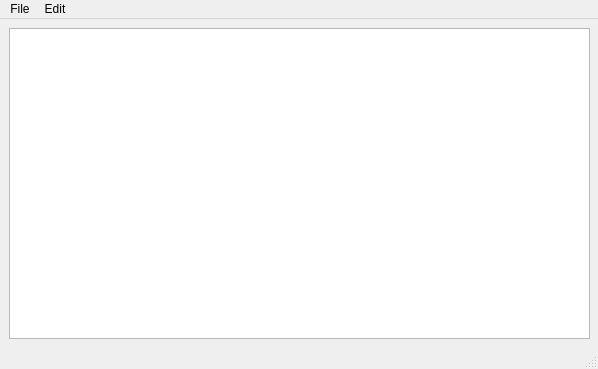
Old version of the form mainwindow.ui in the repository drudquist/Qt_TextEditor.
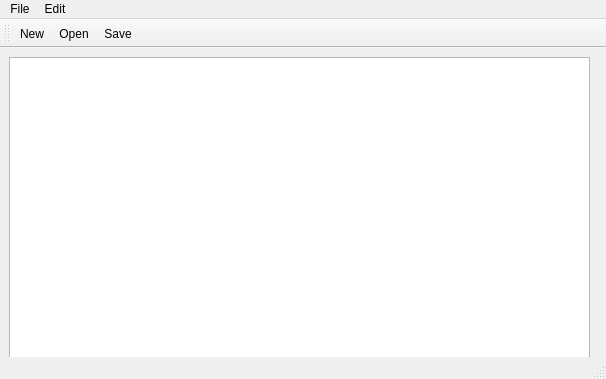
New version of the form. Icons and pictures are not drawn.

Commit message: Added slots for functionalities, Finished Tutorial

```diff
--- a/mainwindow.ui
+++ b/mainwindow.ui
@@ -6,8 +6,8 @@
    <rect>
     <x>0</x>
     <y>0</y>
-    <width>598</width>
-    <height>369</height>
+    <width>606</width>
+    <height>379</height>
    </rect>
   </property>
   <property name="windowTitle">
@@ -35,7 +35,7 @@
     <rect>
      <x>0</x>
      <y>0</y>
-     <width>598</width>
+     <width>606</width>
      <height>22</height>
     </rect>
    </property>
@@ -61,7 +61,21 @@
    <addaction name="menuFile"/>
    <addaction name="menuEdit"/>
   </widget>
-  <widget class="QStatusBar" name="statusbar"/>
+  <widget class="QToolBar" name="toolBar">
+   <property name="windowTitle">
+    <string>toolBar</string>
+   </property>
+   <attribute name="toolBarArea">
+    <enum>TopToolBarArea</enum>
+   </attribute>
+   <attribute name="toolBarBreak">
+    <bool>false</bool>
+   </attribute>
+   <addaction name="actionNew"/>
+   <addaction name="actionOpen"/>
+   <addaction name="actionSave"/>
+  </widget>
+  <widget class="QStatusBar" name="statusBar"/>
   <action name="actionNew">
    <property name="icon">
     <iconset resource="Resources.qrc">
```
Left out of the diff: 6 changed lines with no effect on the pictures. The commit also changes 2 other files.
